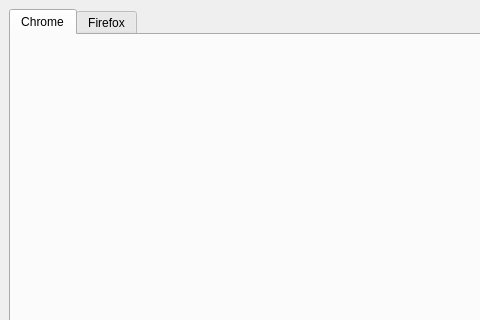
First picture: the form in gui/main_window.ui, repository rexosorous/EdoTensei, before the edit; both pictures show x 0 to 480 and y 0 to 320 of the 1238 by 839 pixel window.
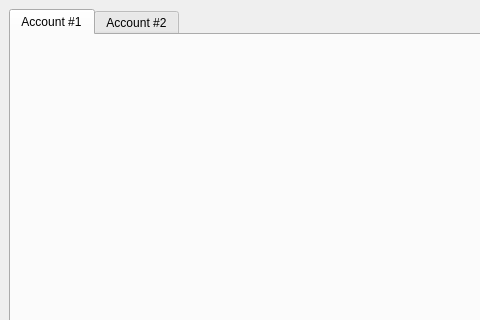
Second picture: the form after the edit.

Commit message: switched from using chrome and firefox drivers to using two instances of chrome drivers

The edit to the form file:
```diff
--- a/gui/main_window.ui
+++ b/gui/main_window.ui
@@ -22,12 +22,12 @@
       </property>
       <widget class="QWidget" name="chrome_tab">
        <attribute name="title">
-        <string>Chrome</string>
+        <string>Account #1</string>
        </attribute>
       </widget>
       <widget class="QWidget" name="firefox_tab">
        <attribute name="title">
-        <string>Firefox</string>
+        <string>Account #2</string>
        </attribute>
       </widget>
      </widget>
```
Left out of the diff: 6 changed lines with no effect on the pictures. The commit also changes 7 other files.
